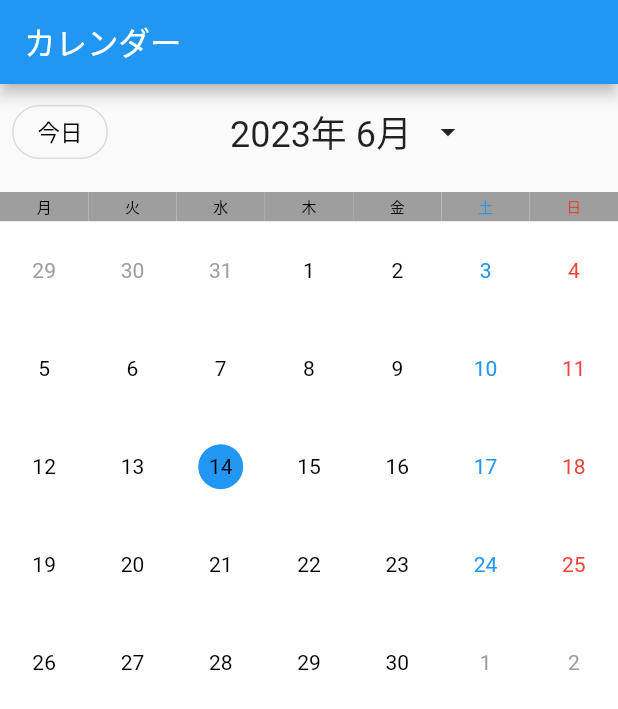
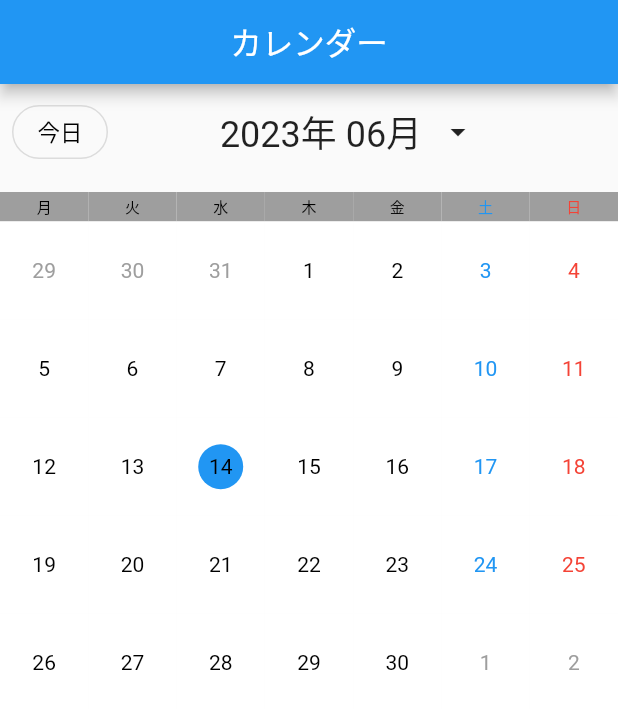
Before and after one commit to takuowake/calender_app, a Flutter app: the screen it shows after launch, on a phone screen of 412 x 824 dp. Shown: the top 709 px of the screen. Run offline on Flutter 3.47's test engine with Material 2 defaults, Android fonts, the phone set to English and light mode, and no system bars; our stand-ins replace drift, flutter_hooks, flutter_riverpod, freezed_annotation, hooks_riverpod; accounts and stored records are empty; generated files the repository leaves out were written again.

Commit message:
yyyy年mm月に変更&タイトルを中央表示

```diff
--- a/lib/view/calendar_screen/calendar_screen.dart
+++ b/lib/view/calendar_screen/calendar_screen.dart
@@ -20,7 +20,7 @@ class CalendarScreen extends ConsumerWidget {
     final pageController = PageController(initialPage: initialPageIndex + initialPageOffset);
 
     return Scaffold(
-      appBar: AppBar(title: const Text('カレンダー')),
+      appBar: AppBar(title: const Center(child: Text('カレンダー'))),
       body: PageView.builder(
         controller: pageController,
         itemBuilder: (context, index) {
@@ -32,7 +32,7 @@ class CalendarScreen extends ConsumerWidget {
             child: Column(
               children: [
                 CalendarScreenHeader(
-                  currentMonth: '${displayDate.year}年 ${displayDate.month}月',
+                  currentMonth: '${displayDate.year}年 ${displayDate.month.toString().padLeft(2, '0')}月',
                   pageController: pageController,
                   ref: ref,
                   initialPageIndex: initialPageIndex,
```
